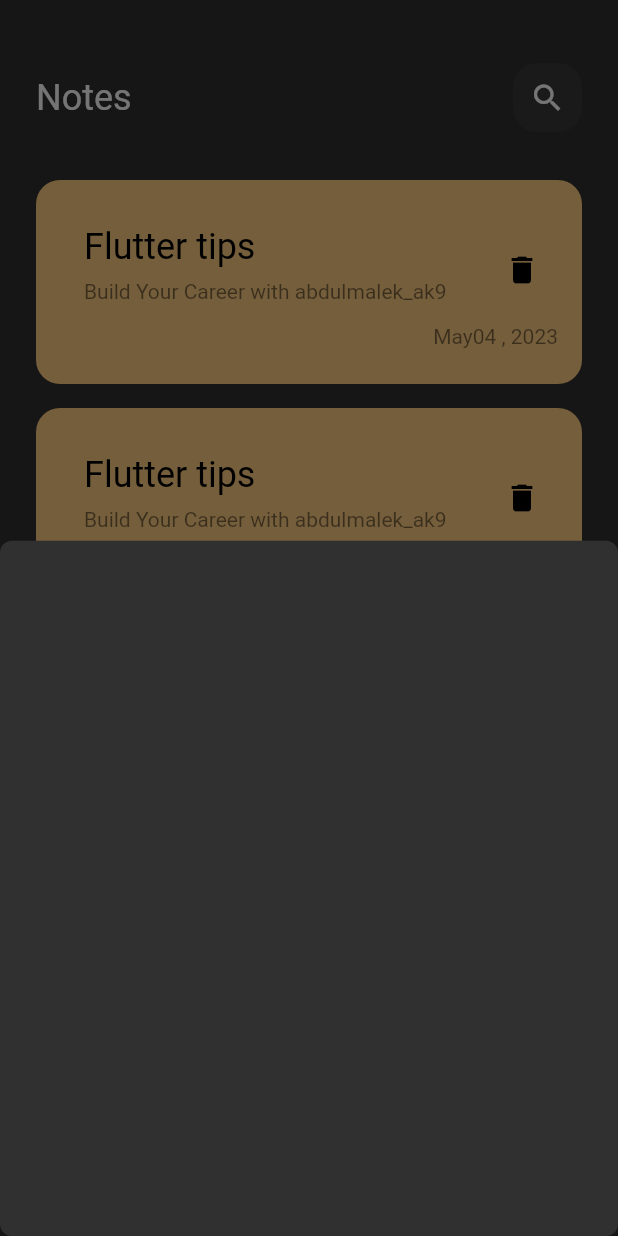
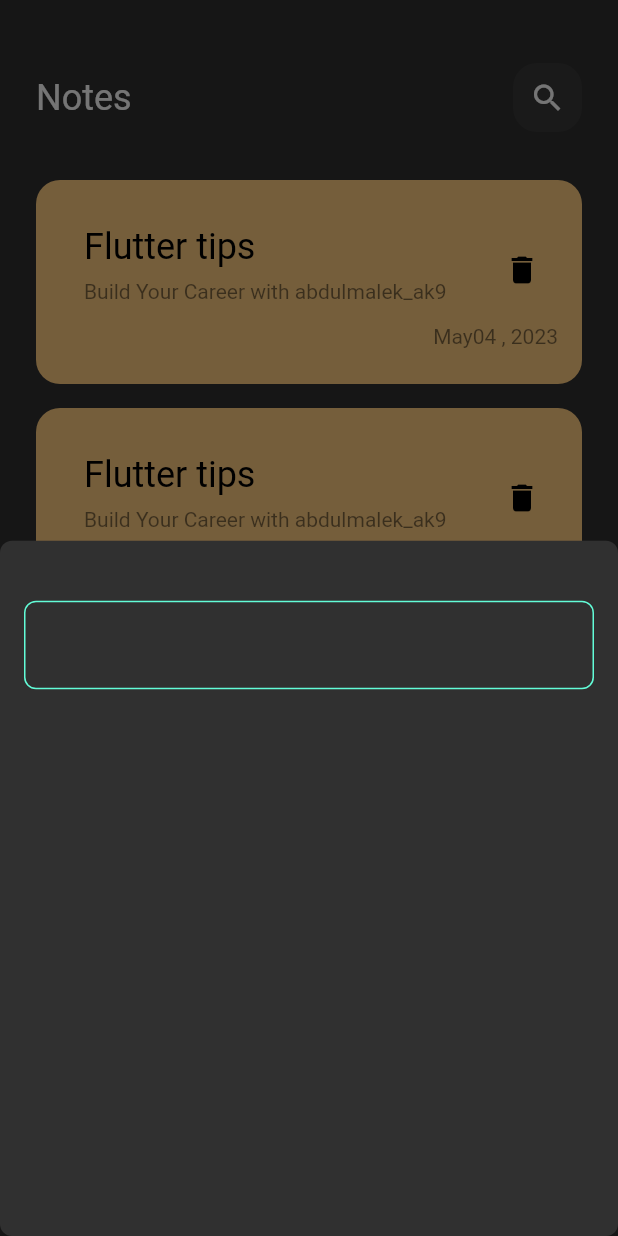
Before and after one commit to abdulmalek9/Note_App, a Flutter app: the screen it shows after launch, after a tap on the "add" icon, on a phone screen of 412 x 824 dp. Run offline on Flutter 3.47's test engine with Material 2 defaults, Android fonts, the phone set to English and light mode, and no system bars.

Commit message:
Add CustomTextFiled to AddConstentFile.

```diff
--- /dev/null
+++ b/lib/view/constent.dart
@@ -0,0 +1,3 @@
+import 'package:flutter/animation.dart';
+
+const KprimaryColor = Color(0xff62fcd7);
--- a/lib/view/widget/add_notes_sheet.dart
+++ b/lib/view/widget/add_notes_sheet.dart
@@ -1,10 +1,18 @@
 import 'package:flutter/material.dart';
+import 'package:note/view/widget/custom_text_field.dart';
 
 class AddNotesSheet extends StatelessWidget {
   const AddNotesSheet({super.key});
 
   @override
   Widget build(BuildContext context) {
-    return Container();
+    return Column(
+      children: const [
+        SizedBox(
+          height: 24,
+        ),
+        CustomTextFiled(),
+      ],
+    );
   }
 }
--- /dev/null
+++ b/lib/view/widget/custom_text_field.dart
@@ -0,0 +1,27 @@
+import 'package:flutter/material.dart';
+import 'package:note/view/constent.dart';
+
+class CustomTextFiled extends StatelessWidget {
+  const CustomTextFiled({super.key});
+
+  @override
+  Widget build(BuildContext context) {
+    return Padding(
+      padding: const EdgeInsets.all(16.0),
+      child: TextField(
+        decoration: InputDecoration(
+            border: OutlineInputBorder(
+              borderRadius: BorderRadius.circular(8.0),
+              borderSide: const BorderSide(
+                color: Colors.white,
+              ),
+            ),
+            enabledBorder: OutlineInputBorder(
+                borderRadius: BorderRadius.circular(8.0),
+                borderSide: const BorderSide(
+                  color: KprimaryColor,
+                ))),
+      ),
+    );
+  }
+}
```
